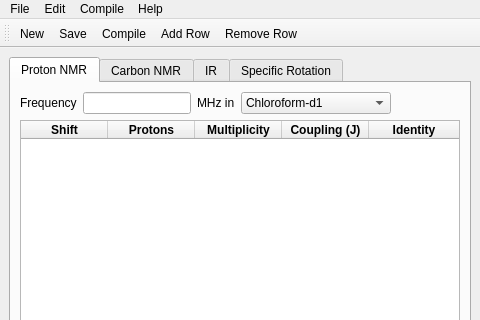
Before: the Qt Designer form window.ui in rc454/expdata2tex, drawn with Qt 5; both pictures show x 0 to 480 and y 0 to 320 of the 480 by 641 pixel window.
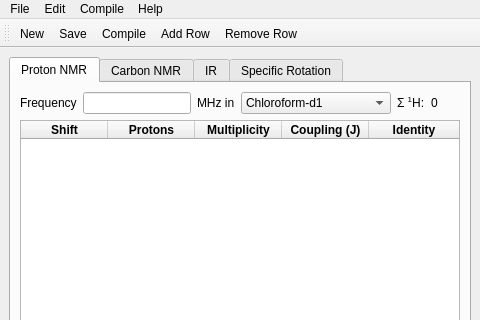
After: the same form once the commit is applied. Icons and pictures are not drawn.

Commit message: Added Total Proton Count to UI. Now at 0.0.5

```diff
--- a/window.ui
+++ b/window.ui
@@ -150,6 +150,24 @@
             </item>
            </widget>
           </item>
+          <item>
+           <widget class="QLabel" name="label">
+            <property name="text">
+             <string>&lt;!DOCTYPE HTML PUBLIC &quot;-//W3C//DTD HTML 4.0//EN&quot; &quot;http://www.w3.org/TR/REC-html40/strict.dtd&quot;&gt;
+&lt;html&gt;&lt;head&gt;&lt;meta name=&quot;qrichtext&quot; content=&quot;1&quot; /&gt;&lt;style type=&quot;text/css&quot;&gt;
+p, li { white-space: pre-wrap; }
+&lt;/style&gt;&lt;/head&gt;&lt;body style=&quot; font-family:'Sans Serif'; font-size:9pt; font-weight:400; font-style:normal;&quot;&gt;
+&lt;p style=&quot; margin-top:0px; margin-bottom:0px; margin-left:0px; margin-right:0px; -qt-block-indent:0; text-indent:0px;&quot;&gt;Σ &lt;span style=&quot; vertical-align:super;&quot;&gt;1&lt;/span&gt;H:&lt;/p&gt;&lt;/body&gt;&lt;/html&gt;</string>
+            </property>
+           </widget>
+          </item>
+          <item>
+           <widget class="QLabel" name="num_protons">
+            <property name="text">
+             <string>0</string>
+            </property>
+           </widget>
+          </item>
           <item>
            <spacer name="horizontalSpacer">
             <property name="orientation">
```
The commit also changes 5 other files.
